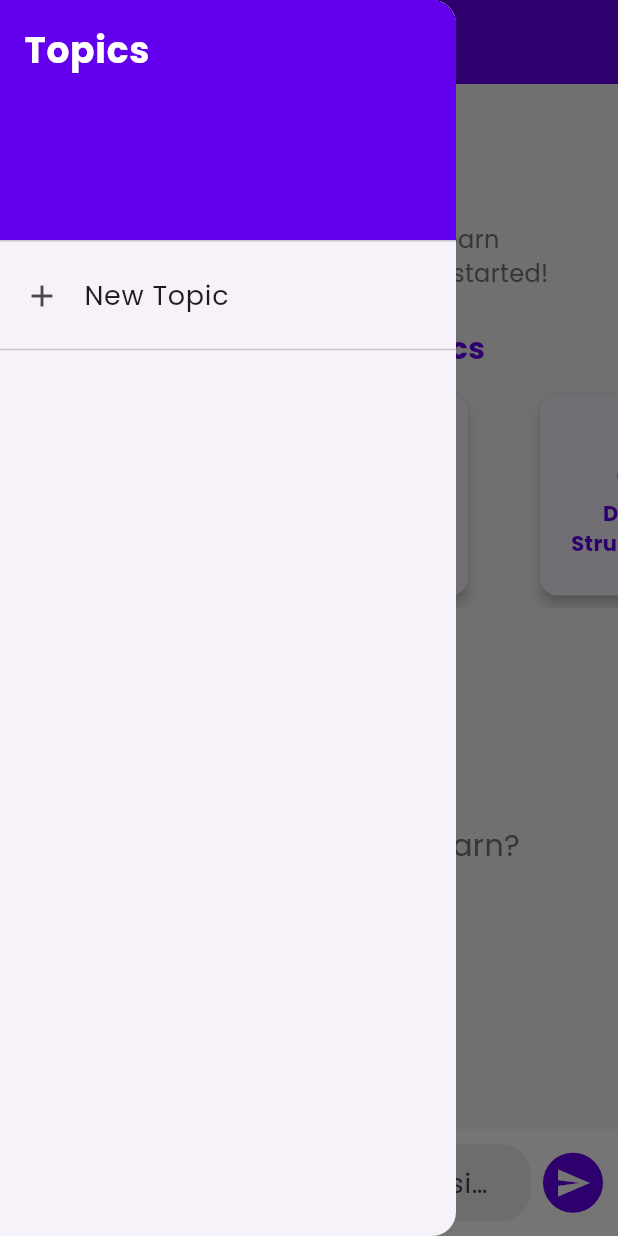
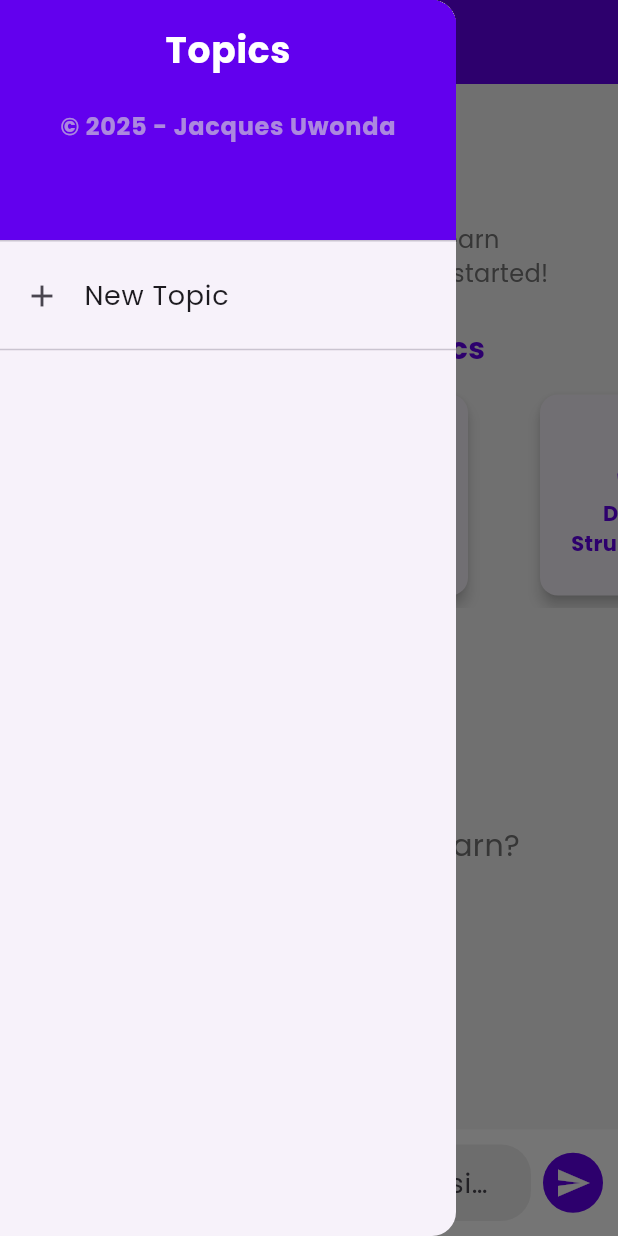
Before and after one commit to JacquesUwonda/ai_study, a Flutter app: the screen it shows after launch, with the side drawer open, on a phone screen of 412 x 824 dp. Run offline on Flutter 3.47's test engine with Material 3 defaults, Android fonts, the light colour scheme and no system bars; our stand-ins replace equatable, flutter_bloc, flutter_markdown, google_fonts, google_generative_ai, sqflite; accounts and stored records are empty.

Commit message:
adding copy-Right in drawer

```diff
--- a/lib/app/screens/home.dart
+++ b/lib/app/screens/home.dart
@@ -87,13 +87,26 @@ class _HomeScreenState extends State<HomeScreen> {
           children: [
             DrawerHeader(
               decoration: BoxDecoration(color: Theme.of(context).primaryColor),
-              child: Text(
+              child: Column(
+                spacing: 20,
+                children: [
+                  Text(
                     'Topics',
                     style: GoogleFonts.poppins(
                       fontSize: 24,
                       fontWeight: FontWeight.bold,
                       color: Colors.white,
                     ),
+                  ),
+                  Text(
+                    '© 2025 - Jacques Uwonda',
+                    style: GoogleFonts.poppins(
+                      fontSize: 16,
+                      fontWeight: FontWeight.bold,
+                      color: const Color.fromARGB(162, 214, 214, 214),
+                    ),
+                  ),
+                ],
               ),
             ),
             ListTile(
```
Lines whose indentation alone changed are shown as unchanged.
